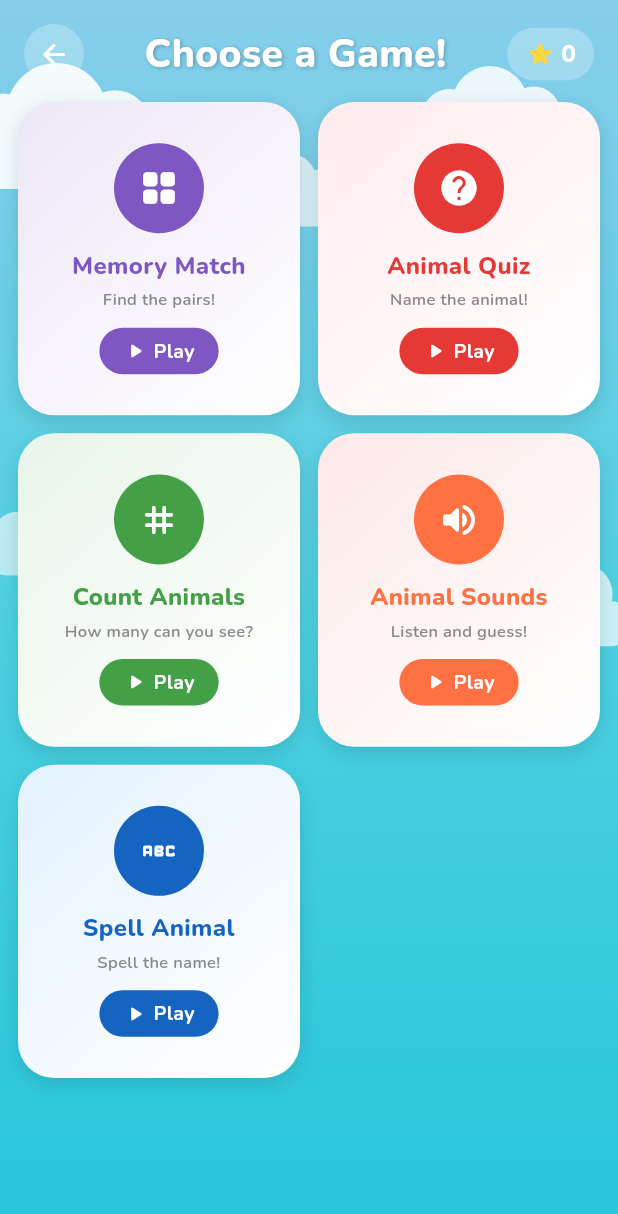
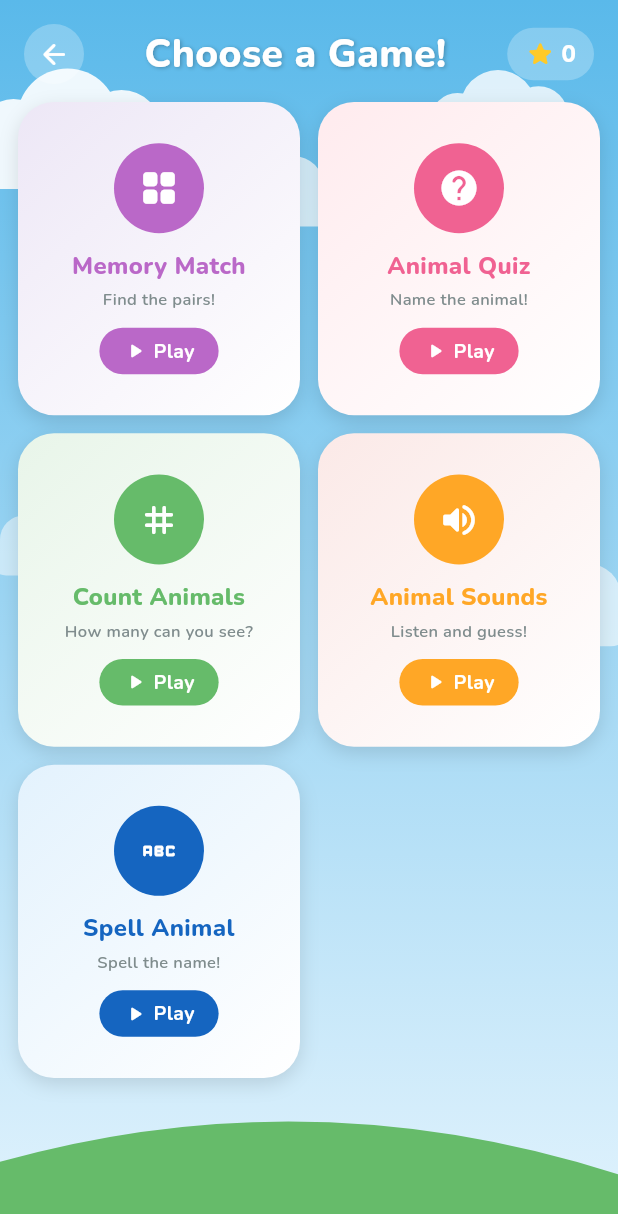
Before and after one commit to Kmasetya/SistemMultimedia, a Flutter app: the screen it shows after launch, after a tap on "Play", on a phone screen of 412 x 824 dp. Shown: the top 1214 px of the screen. Run offline on Flutter 3.47's test engine with Material 3 defaults, Android fonts, the phone set to English and light mode, and no system bars; drawn by our look-alikes of flutter_animate; our stand-ins replace audioplayers, google_fonts.

Commit message:
Memperbarui Home Screen

```diff
--- a/lib/constants/app_colors.dart
+++ b/lib/constants/app_colors.dart
@@ -1,24 +1,33 @@
 import 'package:flutter/material.dart';
 
 class AppColors {
-  static const Color skyTop = Color(0xFF87CEEB);
-  static const Color skyMid = Color(0xFF4DD0E1);
-  static const Color skyBottom = Color(0xFF26C6DA);
+  // Premium, soft sky gradient
+  static const Color skyTop = Color(0xFF5AB9EA);
+  static const Color skyBottom = Color(0xFFE2F3FD);
 
-  static const Color red = Color(0xFFE53935);
-  static const Color yellow = Color(0xFFFFD740);
-  static const Color golden = Color(0xFFFFA726);
-  static const Color green = Color(0xFF43A047);
-  static const Color purple = Color(0xFF7E57C2);
-  static const Color orange = Color(0xFFFF7043);
+  // Solid, vibrant typography colors
+  static const Color textKids = Color(0xFFFF9800);
+  static const Color textGames = Color(0xFF4CAF50);
+
+  // Legacy names kept for compatibility with other screens
+  static const Color red = Color(0xFFF06292); // Softened pinkish-red
+  static const Color yellow = Color(0xFFFFCA28);
+  static const Color golden = Color(0xFFFFB300);
+  static const Color green = Color(0xFF66BB6A);
+  static const Color purple = Color(0xFFBA68C8);
+  static const Color orange = Color(0xFFFFA726);
+
+  // Clean, 3D Play button
+  static const Color playButton = Color(0xFF8BC34A);
+  static const Color playButtonShadow = Color(0xFF558B2F);
 
   static const Color white = Colors.white;
-  static const Color textDark = Color(0xFF1A1A2E);
-  static const Color textGrey = Color(0xFF888888);
+  static const Color textDark = Color(0xFF2C3E50);
+  static const Color textGrey = Color(0xFF7F8C8D);
 
   static const LinearGradient skyGradient = LinearGradient(
     begin: Alignment.topCenter,
     end: Alignment.bottomCenter,
-    colors: [skyTop, skyMid, skyBottom],
+    colors: [skyTop, skyBottom],
   );
 }
--- a/lib/screens/home_screen.dart
+++ b/lib/screens/home_screen.dart
@@ -21,12 +21,12 @@ class _HomeScreenState extends State<HomeScreen>
   void initState() {
     super.initState();
     _bounceController = AnimationController(
-      duration: const Duration(milliseconds: 1000),
+      duration: const Duration(milliseconds: 1500), // Slower, smoother floating
       vsync: this,
     )..repeat(reverse: true);
 
-    _bounceAnimation = Tween<double>(begin: 0, end: -12).animate(
-      CurvedAnimation(parent: _bounceController, curve: Curves.easeInOut),
+    _bounceAnimation = Tween<double>(begin: 0, end: -10).animate(
+      CurvedAnimation(parent: _bounceController, curve: Curves.easeInOutSine),
     );
   }
 
@@ -51,40 +51,47 @@ class _HomeScreenState extends State<HomeScreen>
                 children: [
                   const SizedBox(height: 16),
 
+                  // Title "Kids" — clean solid color with thick cartoon drop shadow
                   Text(
                     'Kids',
                     style: GoogleFonts.nunito(
-                      fontSize: 72,
+                      fontSize: 76,
+                      height: 1.0,
                       fontWeight: FontWeight.w900,
-                      color: AppColors.red,
-                      shadows: [
-                        Shadow(
-                          color: Colors.black26,
-                          offset: const Offset(2, 3),
-                          blurRadius: 4,
-                        ),
+                      color: AppColors.textKids,
+                      shadows: const [
+                        // Thick solid bottom shadow for 3D effect
+                        Shadow(color: Colors.black26, offset: Offset(0, 6), blurRadius: 0),
+                        // Soft white outline effect using shadows
+                        Shadow(color: Colors.white, offset: Offset(-2, -2), blurRadius: 0),
+                        Shadow(color: Colors.white, offset: Offset(2, -2), blurRadius: 0),
+                        Shadow(color: Colors.white, offset: Offset(-2, 2), blurRadius: 0),
+                        Shadow(color: Colors.white, offset: Offset(2, 2), blurRadius: 0),
                       ],
                     ),
-                  ).animate().fadeIn(duration: 600.ms).slideY(begin: -0.3),
+                  ).animate().fadeIn(duration: 600.ms).slideY(begin: -0.2),
 
+                  // Title "Games"
                   Text(
                     'Games',
                     style: GoogleFonts.nunito(
-                      fontSize: 46,
-                      fontWeight: FontWeight.w800,
-                      color: AppColors.yellow,
-                      shadows: [
-                        Shadow(
-                          color: Colors.black26,
-                          offset: const Offset(2, 2),
-                          blurRadius: 3,
-                        ),
+                      fontSize: 48,
+                      height: 1.0,
+                      fontWeight: FontWeight.w900,
+                      color: AppColors.textGames,
+                      shadows: const [
+                        Shadow(color: Colors.black26, offset: Offset(0, 4), blurRadius: 0),
+                        Shadow(color: Colors.white, offset: Offset(-1.5, -1.5), blurRadius: 0),
+                        Shadow(color: Colors.white, offset: Offset(1.5, -1.5), blurRadius: 0),
+                        Shadow(color: Colors.white, offset: Offset(-1.5, 1.5), blurRadius: 0),
+                        Shadow(color: Colors.white, offset: Offset(1.5, 1.5), blurRadius: 0),
                       ],
                     ),
                   ).animate().fadeIn(duration: 600.ms, delay: 100.ms),
 
-                  const SizedBox(height: 24),
+                  const SizedBox(height: 32),
 
+                  // Animal image — simple, clean, premium rounded border
                   AnimatedBuilder(
                     animation: _bounceAnimation,
                     builder: (context, child) {
@@ -97,51 +104,41 @@ class _HomeScreenState extends State<HomeScreen>
                       width: imageSize,
                       height: imageSize,
                       decoration: BoxDecoration(
-                        color: AppColors.golden,
-                        borderRadius: BorderRadius.circular(32),
-                        boxShadow: [
+                        color: Colors.white,
+                        borderRadius: BorderRadius.circular(36),
+                        boxShadow: const [
                           BoxShadow(
-                            color: Colors.black.withOpacity(0.25),
-                            blurRadius: 16,
-                            offset: const Offset(0, 8),
+                            color: Colors.black12,
+                            blurRadius: 20,
+                            offset: Offset(0, 10),
                           ),
                         ],
                       ),
+                      padding: const EdgeInsets.all(8), // White border thickness
                       child: ClipRRect(
-                        borderRadius: BorderRadius.circular(32),
-                        child: Image.asset(
-                          'assets/images/animals-hero.png',
-                          fit: BoxFit.cover,
+                        borderRadius: BorderRadius.circular(28),
+                        child: Container(
+                          color: const Color(0xFFFFF9E6), // Soft warm background behind animals
+                          child: Image.asset(
+                            'assets/images/animals-hero.png',
+                            fit: BoxFit.cover,
+                          ),
                         ),
                       ),
                     ),
                   ).animate().fadeIn(duration: 800.ms, delay: 200.ms),
 
-                  const SizedBox(height: 36),
+                  const SizedBox(height: 48),
 
+                  // Simple, clean, pill-shaped Play button
                   _PlayButton(
                     onTap: () => Navigator.push(
                       context,
                       MaterialPageRoute(builder: (_) => const GamesScreen()),
                     ),
-                  ).animate().fadeIn(delay: 400.ms).scale(begin: const Offset(0.8, 0.8)),
+                  ).animate().fadeIn(delay: 400.ms).scale(begin: const Offset(0.9, 0.9)),
 
                   const SizedBox(height: 16),
-
-                  Text(
-                    'Fun Animal Games for Kids!',
-                    style: GoogleFonts.nunito(
-                      fontSize: 16,
-                      fontWeight: FontWeight.w600,
-                      color: Colors.white.withOpacity(0.9),
-                      shadows: [
-                        Shadow(
-                          color: Colors.black26,
-                          offset: const Offset(1, 1),
-                        ),
-                      ],
-                    ),
-                  ).animate().fadeIn(delay: 500.ms),
                 ],
               ),
             ),
@@ -169,11 +166,11 @@ class _PlayButtonState extends State<_PlayButton>
   void initState() {
     super.initState();
     _pulseController = AnimationController(
-      duration: const Duration(milliseconds: 700),
+      duration: const Duration(milliseconds: 1000), // Slower, elegant pulse
       vsync: this,
     )..repeat(reverse: true);
-    _pulseAnimation = Tween<double>(begin: 1.0, end: 1.06).animate(
-      CurvedAnimation(parent: _pulseController, curve: Curves.easeInOut),
+    _pulseAnimation = Tween<double>(begin: 1.0, end: 1.04).animate(
+      CurvedAnimation(parent: _pulseController, curve: Curves.easeInOutSine),
     );
   }
 
@@ -194,29 +191,43 @@ class _PlayButtonState extends State<_PlayButton>
       child: GestureDetector(
         onTap: widget.onTap,
         child: Container(
-          padding: const EdgeInsets.symmetric(horizontal: 52, vertical: 18),
+          padding: const EdgeInsets.symmetric(horizontal: 48, vertical: 16),
           decoration: BoxDecoration(
-            color: AppColors.red,
-            borderRadius: BorderRadius.circular(50),
-            boxShadow: [
+            color: AppColors.playButton,
+            borderRadius: BorderRadius.circular(100), // Perfect pill shape
+            border: const Border(
+              bottom: BorderSide(
+                color: AppColors.playButtonShadow,
+                width: 6, // Thick 3D bottom border
+              ),
+            ),
+            boxShadow: const [
               BoxShadow(
-                color: const Color(0xFFB71C1C).withOpacity(0.45),
+                color: Colors.black26,
                 blurRadius: 10,
-                offset: const Offset(0, 6),
+                offset: Offset(0, 4),
               ),
             ],
           ),
           child: Row(
             mainAxisSize: MainAxisSize.min,
             children: [
-              const Icon(Icons.play_arrow_rounded, color: Colors.white, size: 32),
-              const SizedBox(width: 10),
+              const Icon(Icons.play_arrow_rounded, color: Colors.white, size: 36),
+              const SizedBox(width: 8),
               Text(
                 'Play',
                 style: GoogleFonts.nunito(
-                  fontSize: 28,
-                  fontWeight: FontWeight.w800,
+                  fontSize: 32,
+                  height: 1.0,
+                  fontWeight: FontWeight.w900,
                   color: Colors.white,
+                  shadows: const [
+                    Shadow(
+                      color: AppColors.playButtonShadow,
+                      offset: Offset(0, 2),
+                      blurRadius: 0,
+                    ),
+                  ],
                 ),
               ),
             ],
--- a/lib/widgets/sky_background.dart
+++ b/lib/widgets/sky_background.dart
@@ -8,21 +8,41 @@ class SkyBackground extends StatelessWidget {
 
   @override
   Widget build(BuildContext context) {
+    final size = MediaQuery.of(context).size;
+
     return Container(
       decoration: const BoxDecoration(gradient: AppColors.skyGradient),
       child: Stack(
         children: [
+          // Elegant, simple clouds — no messy shadows
           const _Cloud(left: -15, top: 60, scale: 1.2, opacity: 0.9),
-          _Cloud(left: MediaQuery.of(context).size.width - 140, top: 50, scale: 0.9, opacity: 0.85),
-          _Cloud(left: MediaQuery.of(context).size.width / 2 - 70, top: 100, scale: 0.7, opacity: 0.7),
-          _Cloud(left: -20, top: MediaQuery.of(context).size.height * 0.4, scale: 0.8, opacity: 0.6),
-          _Cloud(left: MediaQuery.of(context).size.width - 110, top: MediaQuery.of(context).size.height * 0.45, scale: 1.0, opacity: 0.7),
+          _Cloud(left: size.width - 140, top: 50, scale: 0.9, opacity: 0.8),
+          _Cloud(left: size.width / 2 - 70, top: 100, scale: 0.7, opacity: 0.7),
+          _Cloud(left: -20, top: size.height * 0.4, scale: 0.8, opacity: 0.5),
+          _Cloud(left: size.width - 110, top: size.height * 0.45, scale: 1.0, opacity: 0.6),
+
+          // Clean, modern curved ground at the bottom
+          Positioned(
+            bottom: 0,
+            left: 0,
+            right: 0,
+            child: SizedBox(
+              height: size.height * 0.1,
+              child: CustomPaint(
+                painter: _SmoothGroundPainter(),
+                size: Size(size.width, size.height * 0.1),
+              ),
+            ),
+          ),
+
           child,
         ],
       ),
     );
   }
 }
+
+// ─── Simple, Clean Clouds ─────────────────────────────────
 
 class _Cloud extends StatelessWidget {
   final double left;
@@ -62,18 +82,40 @@ class _CloudPainter extends CustomPainter {
   void paint(Canvas canvas, Size size) {
     final paint = Paint()..color = Colors.white;
 
+    // A single, unified cloud shape
     canvas.drawRRect(
       RRect.fromRectAndRadius(
         Rect.fromLTWH(0, size.height * 0.5, size.width, size.height * 0.5),
-        const Radius.circular(15),
+        const Radius.circular(30), // smoother pill shape bottom
       ),
       paint,
     );
-    canvas.drawCircle(Offset(size.width * 0.2, size.height * 0.45), 20, paint);
-    canvas.drawCircle(Offset(size.width * 0.45, size.height * 0.3), 28, paint);
-    canvas.drawCircle(Offset(size.width * 0.72, size.height * 0.42), 20, paint);
+    canvas.drawCircle(Offset(size.width * 0.25, size.height * 0.5), 20, paint);
+    canvas.drawCircle(Offset(size.width * 0.5, size.height * 0.35), 28, paint);
+    canvas.drawCircle(Offset(size.width * 0.75, size.height * 0.45), 22, paint);
   }
 
   @override
   bool shouldRepaint(_CloudPainter oldDelegate) => false;
 }
+
+// ─── Smooth Minimalist Ground ─────────────────────────────
+
+class _SmoothGroundPainter extends CustomPainter {
+  @override
+  void paint(Canvas canvas, Size size) {
+    final paint = Paint()..color = const Color(0xFF66BB6A); // Clean, solid green
+
+    final path = Path()
+      ..moveTo(0, size.height * 0.4)
+      ..quadraticBezierTo(size.width * 0.5, -size.height * 0.3, size.width, size.height * 0.5)
+      ..lineTo(size.width, size.height)
+      ..lineTo(0, size.height)
+      ..close();
+
+    canvas.drawPath(path, paint);
+  }
+
+  @override
+  bool shouldRepaint(_SmoothGroundPainter oldDelegate) => false;
+}
```
